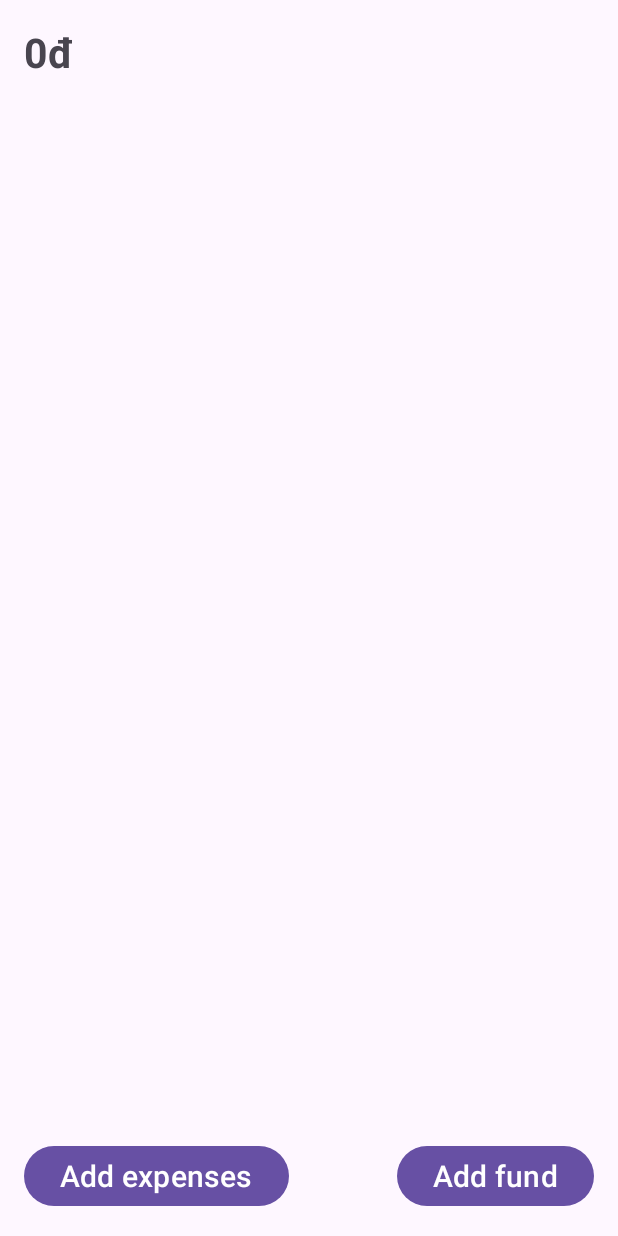
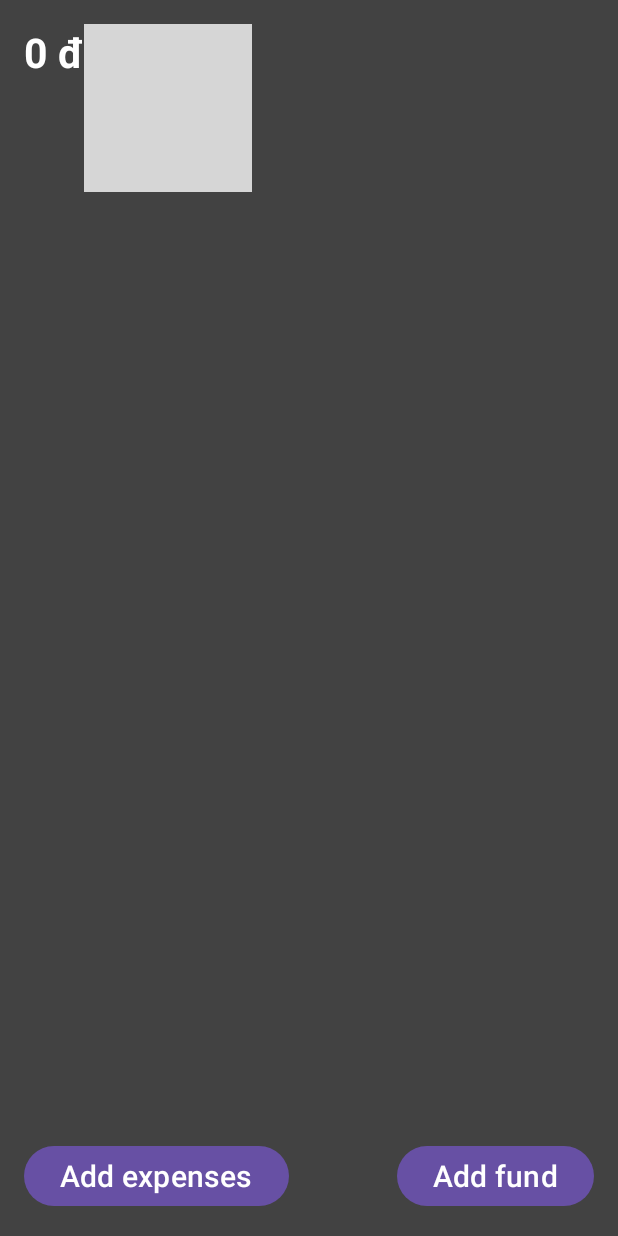
Before and after one commit to TKahh/MyWallet, an Android app: the screen it shows after launch (MainActivity), on a phone screen of 412 x 824 dp. Run offline under Robolectric (Android 15) with nearby library versions, the phone set to English and light mode, and no system bars; grey boxes are pictures that could not be loaded.

Commit message:
Hide money

```diff
--- a/app/src/main/java/tdtu/fit/tvka/mywallet/Expenses_List.java
+++ b/app/src/main/java/tdtu/fit/tvka/mywallet/Expenses_List.java
@@ -21,7 +21,7 @@ import java.util.List;
 
 public class Expenses_List extends AppCompatActivity {
 
-    String[] expenses = new String[]{"Food and Drink", "Commune", "Rent", "Water Bill", "Electric Bill"};
+    String[] expenses = new String[]{"Food and Drink", "Commute", "Rent", "Water Bill", "Electric Bill"};
     List<String> Expense_List = new ArrayList<String>(Arrays.asList(expenses));
     ArrayAdapter<String> adapter;
     ListView listview;
--- a/app/src/main/java/tdtu/fit/tvka/mywallet/MainActivity.java
+++ b/app/src/main/java/tdtu/fit/tvka/mywallet/MainActivity.java
@@ -15,6 +15,7 @@ import android.widget.AdapterView;
 import android.widget.ArrayAdapter;
 import android.widget.Button;
 import android.widget.EditText;
+import android.widget.ImageView;
 import android.widget.ListView;
 import android.widget.TextView;
 import android.widget.Toast;
@@ -25,9 +26,9 @@ import java.util.List;
 
 
 public class MainActivity extends AppCompatActivity {
-    TextView moneyview;
+    static TextView moneyview;
     Button buttonadd, buttonaddFund;
-    int currentMoney = 0;
+    static int currentMoney = 0;
 
     @Override
     protected void onCreate(Bundle savedInstanceState) {
@@ -37,11 +38,34 @@ public class MainActivity extends AppCompatActivity {
         moneyview = findViewById(R.id.MoneyView);
         buttonadd = findViewById(R.id.buttonAddExpenses);
         buttonaddFund = findViewById(R.id.buttonAddFunds);
+        ImageView eyeIcon = findViewById(R.id.eyeIcon);
         updateMoneyDisplay();
         buttonadd.setOnClickListener(new View.OnClickListener() {
             @Override
             public void onClick(View view) {
                 OpenList();
+            }
+        });
+
+
+        //store original text
+        String originalText = moneyview.getText().toString();
+
+        eyeIcon.setOnClickListener(new View.OnClickListener() {
+            boolean isTextVisible = true;
+
+            @Override
+            public void onClick(View view) {
+                if (isTextVisible) {
+                    moneyview.setText("****");
+                    eyeIcon.setImageResource(R.drawable.ic_close);
+                } else {
+                    moneyview.setText(originalText);
+                    eyeIcon.setImageResource(R.drawable.ic_eye);
+                }
+
+                // Toggle the visibility flag
+                isTextVisible = !isTextVisible;
             }
         });
 
@@ -54,8 +78,8 @@ public class MainActivity extends AppCompatActivity {
 
     }
 
-    private void updateMoneyDisplay() {
-        moneyview.setText(currentMoney + "đ" );
+    public static void updateMoneyDisplay() {
+        moneyview.setText(currentMoney + " đ" );
     }
 
 
--- a/app/src/main/res/layout/activity_main.xml
+++ b/app/src/main/res/layout/activity_main.xml
@@ -6,16 +6,31 @@
     xmlns:app="http://schemas.android.com/apk/res-auto"
     android:orientation="vertical"
     android:padding="16dp"
-    tools:context=".MainActivity">
+    tools:context=".MainActivity"
+    android:background="@color/cardview_dark_background">
 
-    <TextView
-        android:layout_width="match_parent"
+    <LinearLayout
+        android:layout_width="wrap_content"
         android:layout_height="wrap_content"
-        android:id="@+id/MoneyView"
-        android:text="0"
-        android:textSize="27dp"
-        android:textStyle="bold"
-        />
+        android:orientation="horizontal">
+
+        <TextView
+            android:id="@+id/MoneyView"
+            android:layout_width="wrap_content"
+            android:layout_height="wrap_content"
+            android:text="0"
+            android:textColor="@color/white"
+            android:textSize="27dp"
+            android:textStyle="bold" />
+
+        <ImageView
+            android:id="@+id/eyeIcon"
+            android:layout_width="wrap_content"
+            android:layout_height="wrap_content"
+            android:src="@drawable/ic_eye"
+            android:padding="8dp" />
+
+    </LinearLayout>
 
     <Button
         android:id="@+id/buttonAddExpenses"
```
